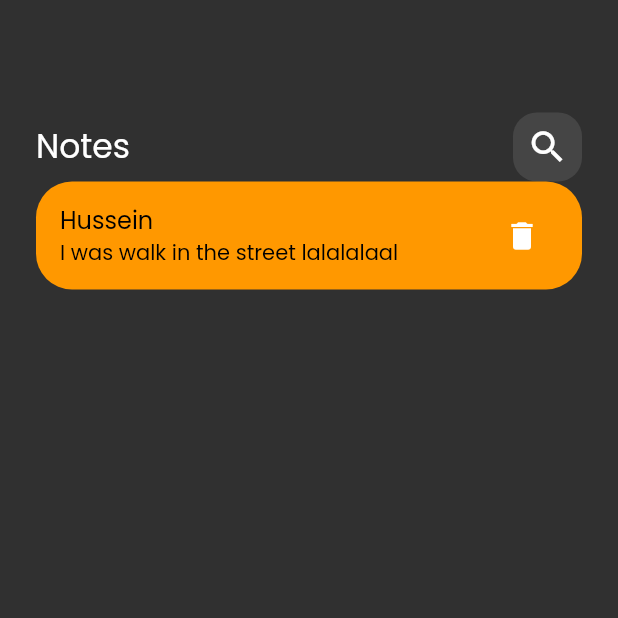
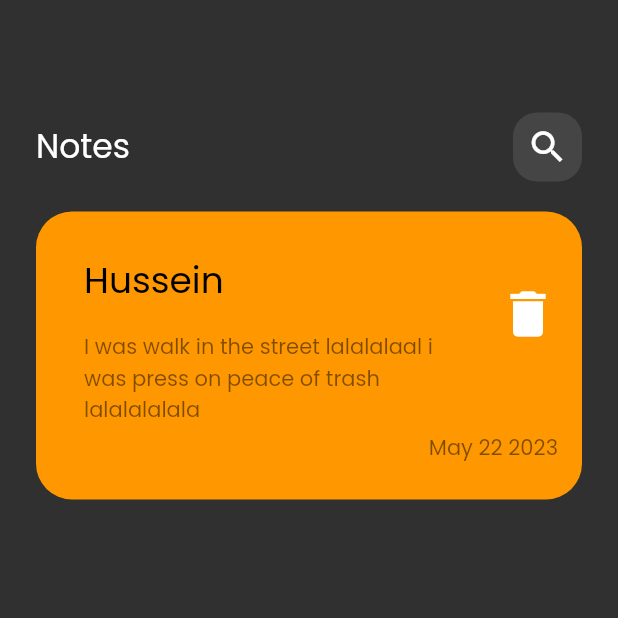
Before and after one commit to Hussein2077/note_app, a Flutter app: the screen it shows after launch, on a phone screen of 412 x 824 dp, the top half of it. Run offline on Flutter 3.47's test engine with Material 2 defaults, Android fonts, the phone set to English and light mode, and no system bars.

Commit message:
Finish listtile

```diff
--- a/lib/view/body.dart
+++ b/lib/view/body.dart
@@ -1,5 +1,5 @@
 import 'package:flutter/material.dart';
-import 'package:note_app/view/widgets/custom_text_file.dart';
+import 'package:note_app/view/widgets/custom_text_tile.dart';
 
 import 'widgets/custom_app_bar.dart';
 
@@ -14,6 +14,7 @@ class Body extends StatelessWidget {
         children: const [
           SizedBox(height: 75),
           CustomAppBar(),
+          SizedBox(height: 20),
           TextBody(),
         ],
       ),
--- a/lib/view/widgets/custom_app_bar.dart
+++ b/lib/view/widgets/custom_app_bar.dart
@@ -1,4 +1,5 @@
 import 'package:flutter/material.dart';
+
 class CustomAppBar extends StatelessWidget {
   const CustomAppBar({Key? key}) : super(key: key);
 
@@ -6,13 +7,14 @@ class CustomAppBar extends StatelessWidget {
   Widget build(BuildContext context) {
     return Row(
       children: [
-            const Text('Notes',
+        const Text(
+          'Notes',
           style: TextStyle(
             fontSize: 22,
             color: Colors.white,
           ),
         ),
-            const  Spacer(),
+        const Spacer(),
         Container(
           height: 46,
           width: 46,
@@ -20,8 +22,12 @@ class CustomAppBar extends StatelessWidget {
             color: Colors.white10,
             borderRadius: BorderRadius.circular(16),
           ),
-              child: Icon(Icons.search,
+          child: IconButton(
+            onPressed: () {},
+            icon: const Icon(
+              Icons.search,
               size: 28,
+            ),
           ),
         )
       ],
--- a/lib/view/widgets/custom_text_file.dart
+++ /dev/null
@@ -1,26 +0,0 @@
-import 'package:flutter/material.dart';
-class TextBody extends StatelessWidget {
-  const TextBody({Key? key}) : super(key: key);
-
-  @override
-  Widget build(BuildContext context) {
-    return Container(
-      decoration: BoxDecoration(
-          borderRadius: BorderRadius.circular(24), color: Colors.orange),
-      child: ListTile(
-        title: const Text(
-          'Hussein',
-          style: TextStyle(color: Colors.black),
-        ),
-        subtitle: const Text(
-          'I was walk in the street lalalalaal ',
-          style: TextStyle(color: Colors.black),
-        ),
-        trailing: IconButton(
-          onPressed: () {},
-          icon: const Icon(Icons.delete),
-        ),
-      ),
-    );
-  }
-}
--- /dev/null
+++ b/lib/view/widgets/custom_text_tile.dart
@@ -0,0 +1,44 @@
+import 'package:flutter/material.dart';
+class TextBody extends StatelessWidget {
+  const TextBody({Key? key}) : super(key: key);
+
+  @override
+  Widget build(BuildContext context) {
+    return Container(
+      padding: const EdgeInsets.only(top: 24,bottom: 24,left: 16),
+      decoration: BoxDecoration(
+          borderRadius: BorderRadius.circular(24), color: Colors.orange),
+      child: Column(
+        crossAxisAlignment: CrossAxisAlignment.end,
+        children: [
+          ListTile(
+            title: const Text(
+              'Hussein',
+              style: TextStyle(color: Colors.black,
+              fontSize: 24
+              ),
+            ),
+            subtitle:  Padding(
+              padding: const EdgeInsets.only(top: 16),
+              child: Text(
+                'I was walk in the street lalalalaal i was press on peace of trash lalalalalala',
+                style: TextStyle(color: Colors.black.withOpacity(.5)),
+              ),
+            ),
+            trailing: IconButton(
+              onPressed: () {},
+              icon: const Icon(Icons.delete,size: 40,),
+            ),
+          ),
+          Padding(
+            padding: const EdgeInsets.only(right: 16),
+            child: Text('May 22 2023',
+              style: TextStyle(color: Colors.black.withOpacity(.5)),
+            ),
+          ),
+        ],
+      ),
+
+    );
+  }
+}
```
Lines whose indentation alone changed are shown as unchanged.
